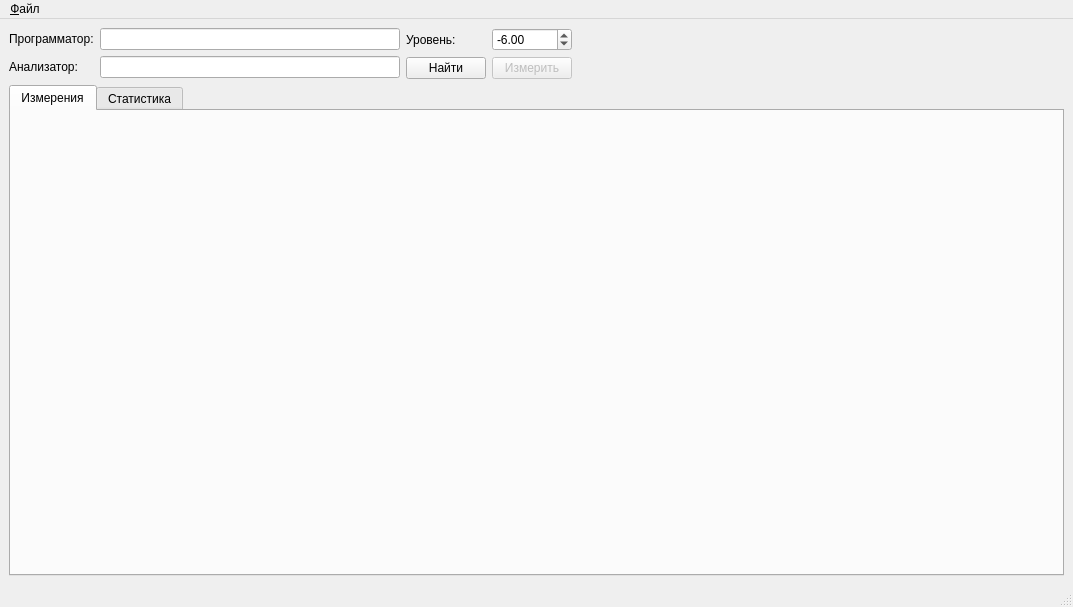
First picture: the form in mw_measure.ui, repository igrekus/lpf_measure, before the edit.
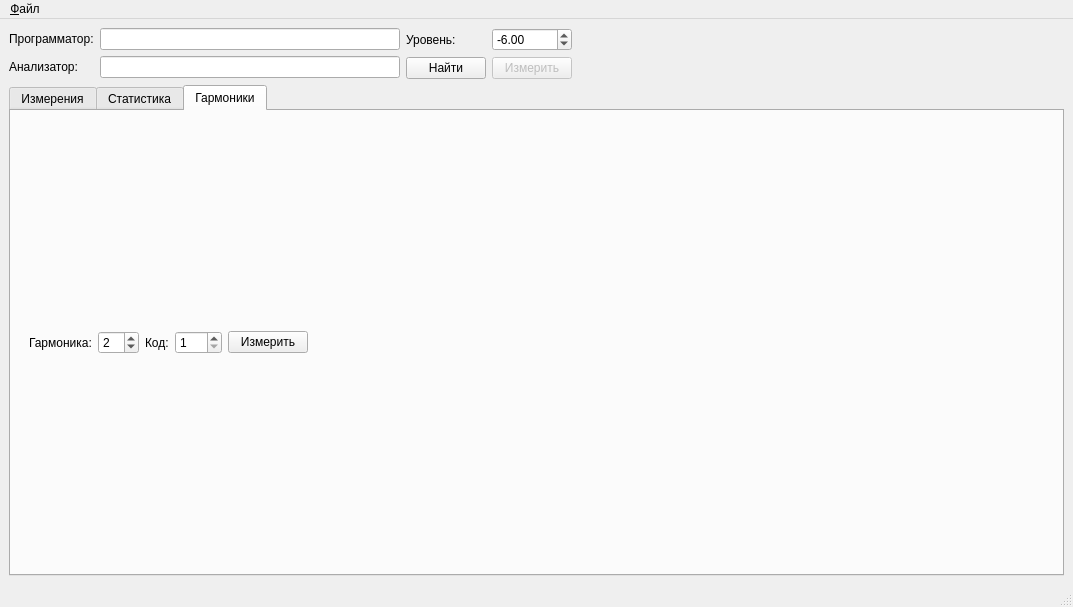
Second picture: the form after the edit. The open tabs and pages were chosen to show the change.

Commit message: Add UI infrastructure for Nth harmonic measurement

What changed in the file:
```diff
--- a/mw_measure.ui
+++ b/mw_measure.ui
@@ -161,16 +161,6 @@
         <string>Статистика</string>
        </attribute>
        <layout class="QVBoxLayout" name="verticalLayout_2">
-        <item>
-         <layout class="QHBoxLayout" name="horizontalLayout_3">
-          <item>
-           <layout class="QVBoxLayout" name="cutoffFreqLayut"/>
-          </item>
-          <item>
-           <layout class="QVBoxLayout" name="cutoffDeltaLayout"/>
-          </item>
-         </layout>
-        </item>
         <item>
          <widget class="QWidget" name="buttonContainer" native="true">
           <property name="sizePolicy">
@@ -180,6 +170,20 @@
            </sizepolicy>
           </property>
           <layout class="QHBoxLayout" name="horizontalLayout_2">
+           <item>
+            <widget class="QPushButton" name="btnExportPng">
+             <property name="text">
+              <string>Экспорт в .png</string>
+             </property>
+            </widget>
+           </item>
+           <item>
+            <widget class="QPushButton" name="btnExportExcel">
+             <property name="text">
+              <string>Экспорт в .xlsx</string>
+             </property>
+            </widget>
+           </item>
            <item>
             <spacer name="horizontalSpacer_2">
              <property name="orientation">
@@ -193,23 +197,99 @@
              </property>
             </spacer>
            </item>
+          </layout>
+         </widget>
+        </item>
+        <item>
+         <layout class="QHBoxLayout" name="horizontalLayout_3">
+          <item>
+           <layout class="QVBoxLayout" name="cutoffFreqLayut"/>
+          </item>
+          <item>
+           <layout class="QVBoxLayout" name="cutoffDeltaLayout"/>
+          </item>
+         </layout>
+        </item>
+       </layout>
+      </widget>
+      <widget class="QWidget" name="tabHarmonic">
+       <attribute name="title">
+        <string>Гармоники</string>
+       </attribute>
+       <layout class="QVBoxLayout" name="verticalLayout_5">
+        <item>
+         <widget class="QWidget" name="containerHarmonic" native="true">
+          <property name="sizePolicy">
+           <sizepolicy hsizetype="Preferred" vsizetype="Fixed">
+            <horstretch>0</horstretch>
+            <verstretch>0</verstretch>
+           </sizepolicy>
+          </property>
+          <layout class="QVBoxLayout" name="verticalLayout_4">
            <item>
-            <widget class="QPushButton" name="btnExportPng">
-             <property name="text">
-              <string>Экспорт в .png</string>
-             </property>
-            </widget>
+            <layout class="QHBoxLayout" name="horizontalLayout_4">
+             <item>
+              <widget class="QLabel" name="lblHarmonic">
+               <property name="text">
+                <string>Гармоника:</string>
+               </property>
+              </widget>
+             </item>
+             <item>
+              <widget class="QSpinBox" name="spinHarmonic">
+               <property name="minimum">
+                <number>1</number>
+               </property>
+               <property name="value">
+                <number>2</number>
+               </property>
+              </widget>
+             </item>
+             <item>
+              <widget class="QLabel" name="lblCode">
+               <property name="text">
+                <string>Код:</string>
+               </property>
+              </widget>
+             </item>
+             <item>
+              <widget class="QSpinBox" name="spinCode">
+               <property name="minimum">
+                <number>1</number>
+               </property>
+               <property name="maximum">
+                <number>128</number>
+               </property>
+              </widget>
+             </item>
+             <item>
+              <widget class="QPushButton" name="btnMeasureHarmonic">
+               <property name="text">
+                <string>Измерить</string>
+               </property>
+              </widget>
+             </item>
+             <item>
+              <spacer name="horizontalSpacer_3">
+               <property name="orientation">
+                <enum>Qt::Horizontal</enum>
+               </property>
+               <property name="sizeHint" stdset="0">
+                <size>
+                 <width>40</width>
+                 <height>20</height>
+                </size>
+               </property>
+              </spacer>
+             </item>
+            </layout>
            </item>
-           <item>
-            <widget class="QPushButton" name="btnExportExcel">
-             <property name="text">
-              <string>Экспорт в .xlsx</string>
-             </property>
-            </widget>
-           </item>
           </layout>
          </widget>
         </item>
+        <item>
+         <layout class="QVBoxLayout" name="harmonicLayout"/>
+        </item>
        </layout>
       </widget>
      </widget>
@@ -222,7 +302,7 @@
      <x>0</x>
      <y>0</y>
      <width>1073</width>
-     <height>26</height>
+     <height>21</height>
     </rect>
    </property>
    <widget class="QMenu" name="menu">
```
The commit also changes 4 other files.
